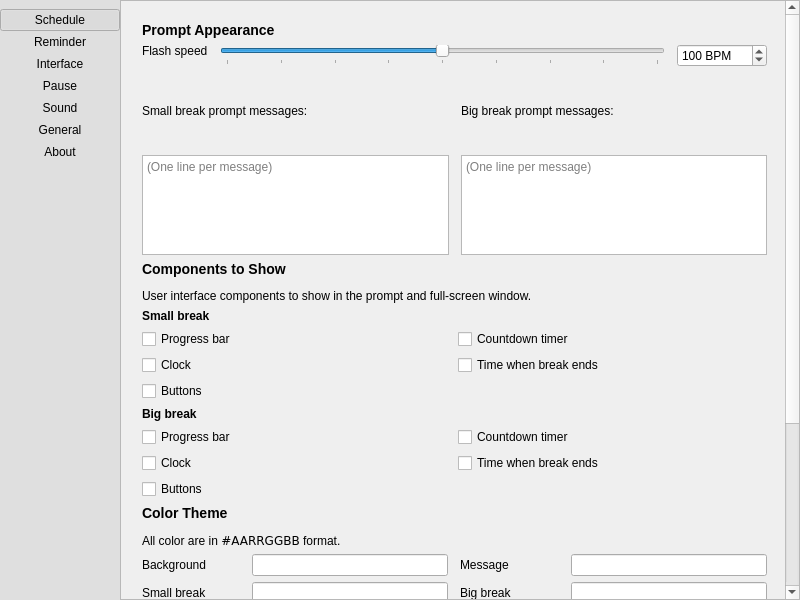
Before: the Qt Designer form src/app/pref-window.ui in AllanChain/sane-break, drawn with Qt 5.
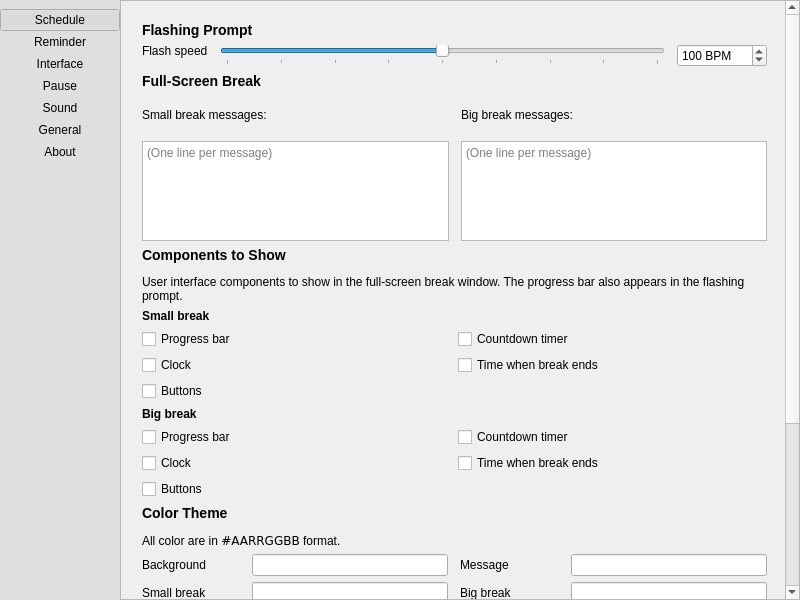
After: the same form once the commit is applied. The open tabs and pages were chosen to show the change. Icons and pictures are not drawn. Custom widgets are drawn as their Qt base class.

Commit message:
clarify break message wording
The message lists only show on full screen now.

Fixes #182

```diff
--- a/src/app/pref-window.ui
+++ b/src/app/pref-window.ui
@@ -1113,7 +1113,7 @@
             <item>
              <widget class="QLabel" name="label_27">
               <property name="text">
-               <string>&lt;h3&gt;Prompt Appearance&lt;/h3&gt;</string>
+               <string>&lt;h3&gt;Flashing Prompt&lt;/h3&gt;</string>
               </property>
              </widget>
             </item>
@@ -1169,6 +1169,13 @@
               </item>
              </layout>
             </item>
+            <item>
+             <widget class="QLabel" name="label_45">
+              <property name="text">
+               <string>&lt;h3&gt;Full-Screen Break&lt;/h3&gt;</string>
+              </property>
+             </widget>
+            </item>
             <item>
              <layout class="QGridLayout" name="gridLayout">
               <property name="horizontalSpacing">
@@ -1190,7 +1197,7 @@
               <item row="0" column="1">
                <widget class="QLabel" name="label_34">
                 <property name="text">
-                 <string>Big break prompt messages:</string>
+                 <string>Big break messages:</string>
                 </property>
                 <property name="wordWrap">
                  <bool>true</bool>
@@ -1200,7 +1207,7 @@
               <item row="0" column="0">
                <widget class="QLabel" name="label">
                 <property name="text">
-                 <string>Small break prompt messages:</string>
+                 <string>Small break messages:</string>
                 </property>
                 <property name="wordWrap">
                  <bool>true</bool>
@@ -1227,7 +1234,10 @@
               <property name="text">
                <string>&lt;h3&gt;Components to Show&lt;/h3&gt;
 
-&lt;p&gt;User interface components to show in the prompt and full-screen window.&lt;/p&gt;</string>
+&lt;p&gt;User interface components to show in the full-screen break window. The progress bar also appears in the flashing prompt.&lt;/p&gt;</string>
+              </property>
+              <property name="wordWrap">
+               <bool>true</bool>
               </property>
              </widget>
             </item>
```
